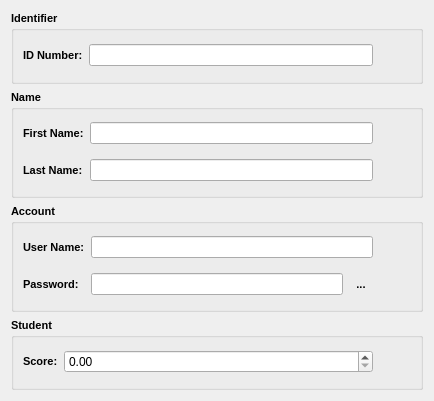
First picture: the form in ui/widgets/editor/studentedit.ui, repository amirmohsen1384/isfahan-sis, before the edit.
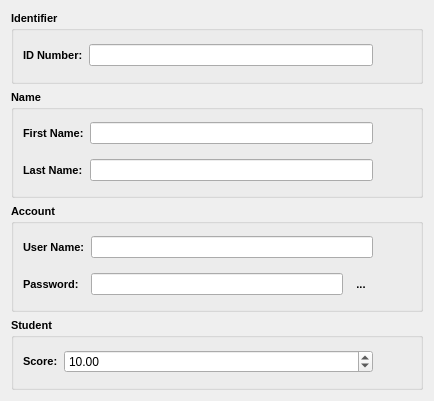
Second picture: the form after the edit. Icons and pictures are not drawn.

```diff
--- a/ui/widgets/editor/studentedit.ui
+++ b/ui/widgets/editor/studentedit.ui
@@ -362,6 +362,15 @@
           <bold>false</bold>
          </font>
         </property>
+        <property name="maximum">
+         <double>20.000000000000000</double>
+        </property>
+        <property name="singleStep">
+         <double>0.100000000000000</double>
+        </property>
+        <property name="value">
+         <double>10.000000000000000</double>
+        </property>
        </widget>
       </item>
      </layout>
```
